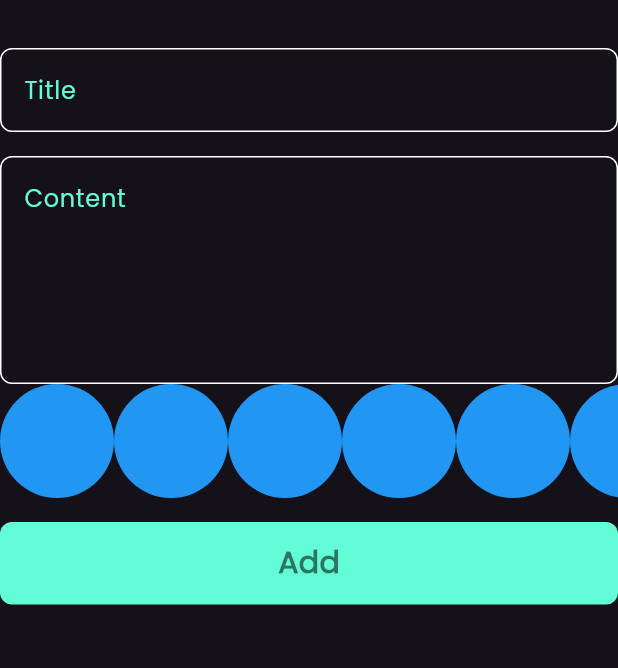
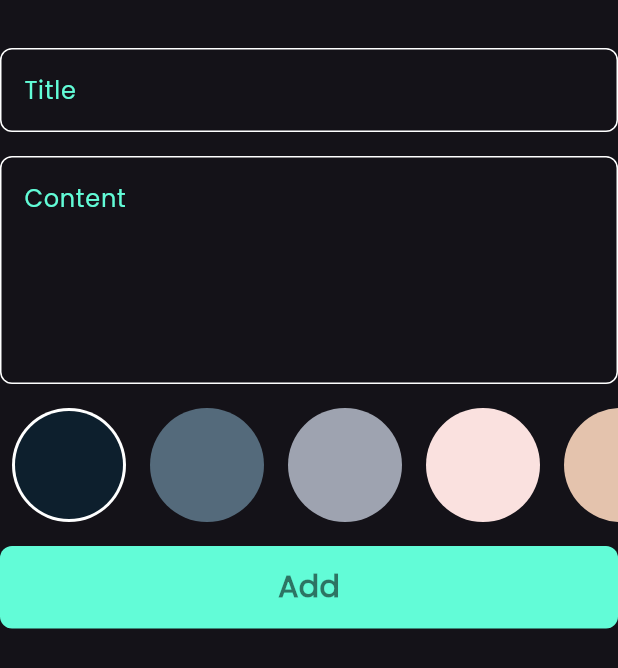
Before and after one commit to MohamedJamaal/notes_app, a Flutter app: the AddNoteForm widget shown alone on an empty page, opened directly, on a phone screen of 412 x 824 dp. Shown: the top 668 px of the screen. Run offline on Flutter 3.47's test engine with Material 3 defaults, Android fonts, the phone set to English and light mode, and no system bars; our stand-ins replace bloc, flutter_bloc, font_awesome_flutter, hive, hive_flutter; accounts and stored records are empty.

Commit message:
colors list view part 2

```diff
--- a/lib/views/widgets/add_note_form.dart
+++ b/lib/views/widgets/add_note_form.dart
@@ -47,6 +47,9 @@ class _AddNoteFormState extends State<AddNoteForm> {
               subTitle = value;
             },
           ),
+          const SizedBox(
+            height: 16,
+          ),
           const ColorsListView(),
           const SizedBox(
             height: 16,
--- a/lib/views/widgets/colors_list_view.dart
+++ b/lib/views/widgets/colors_list_view.dart
@@ -1,29 +1,66 @@
 import 'package:flutter/material.dart';
 
 class ColorItem extends StatelessWidget {
-  const ColorItem({super.key});
+  const ColorItem({super.key, required this.isActive, required this.color});
+  final bool isActive;
+  final Color color;
 
   @override
   Widget build(BuildContext context) {
-    return const CircleAvatar(
-      radius: 38,
-      backgroundColor: Colors.blue,
-    );
+    return isActive
+        ? CircleAvatar(
+            radius: 38,
+            backgroundColor: Colors.white,
+            child: CircleAvatar(
+              radius: 36,
+              backgroundColor: color,
+            ),
+          )
+        : CircleAvatar(
+            radius: 38,
+            backgroundColor: color,
+          );
   }
 }
 
-class ColorsListView extends StatelessWidget {
+class ColorsListView extends StatefulWidget {
   const ColorsListView({super.key});
+
+  @override
+  State<ColorsListView> createState() => _ColorsListViewState();
+}
+
+class _ColorsListViewState extends State<ColorsListView> {
+  int currentIndex = 0;
+  List<Color> colors = const [
+    Color(0xff0D1F2D),
+    Color(0xff546A7B),
+    Color(0xff9EA3B0),
+    Color(0xffFAE1DF),
+    Color(0xffE4C3AD),
+  ];
 
   @override
   Widget build(BuildContext context) {
     return SizedBox(
       height: 38 * 2,
       child: ListView.builder(
-        itemCount: 10,
+        itemCount: colors.length,
         scrollDirection: Axis.horizontal,
         itemBuilder: (context, index) {
-          return const ColorItem();
+          return Padding(
+            padding: const EdgeInsets.symmetric(horizontal: 8),
+            child: GestureDetector(
+              onTap: () {
+                currentIndex = index;
+                setState(() {});
+              },
+              child: ColorItem(
+                isActive: currentIndex == index,
+                color: colors[index],
+              ),
+            ),
+          );
         },
       ),
     );
```
